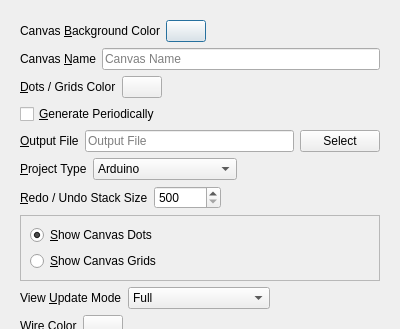
textbrowser/glitch, file UI/glitch-canvas-settings.ui: the form before one commit; both pictures show x 0 to 400 and y 0 to 329 of the 400 by 500 pixel window.
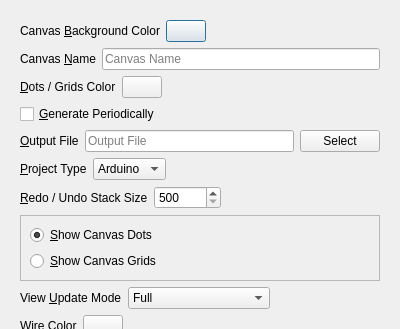
The form after the commit. Icons and pictures are not drawn.

Commit message: Icons. Size policies.

What changed in the file:
```diff
--- a/UI/glitch-canvas-settings.ui
+++ b/UI/glitch-canvas-settings.ui
@@ -189,12 +189,6 @@
          </item>
          <item>
           <widget class="QComboBox" name="project_type">
-           <property name="sizePolicy">
-            <sizepolicy hsizetype="Expanding" vsizetype="Fixed">
-             <horstretch>0</horstretch>
-             <verstretch>0</verstretch>
-            </sizepolicy>
-           </property>
            <property name="currentIndex">
             <number>0</number>
            </property>
```
Left out of the diff: 6 changed lines with no effect on the pictures. The commit also changes 1 other file.
